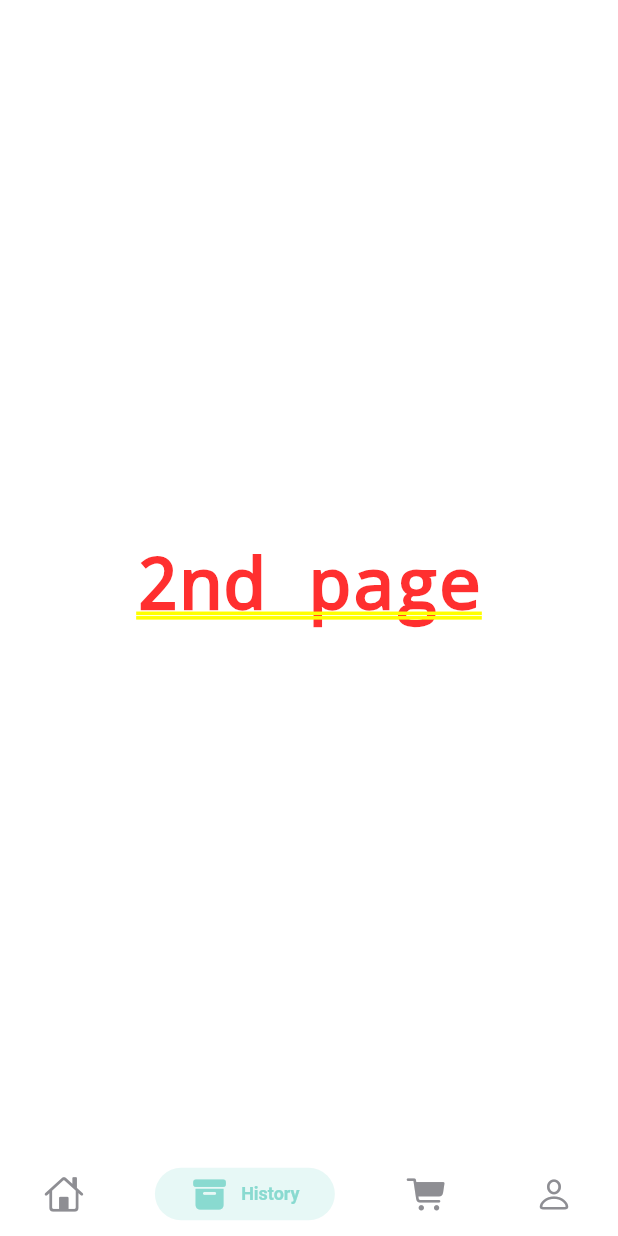
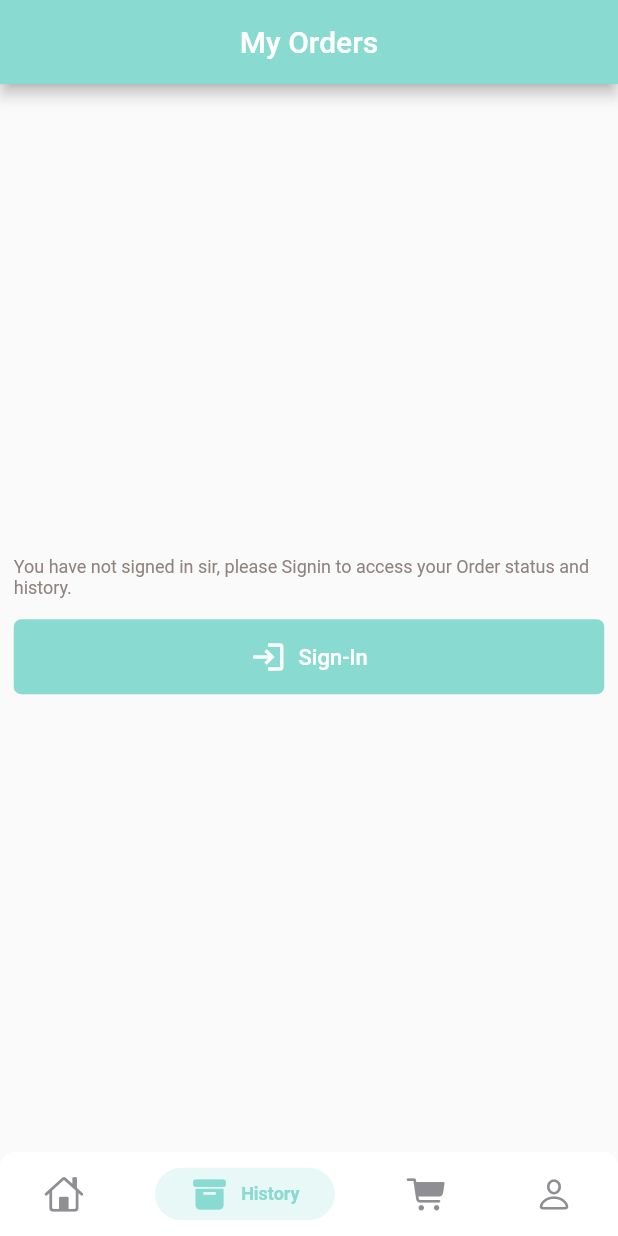
Before and after one commit to NegusNati/food_delivery_app_flutter, a Flutter app: the screen it shows after launch, item 2 of the bottom bar chosen, on a phone screen of 412 x 824 dp. Run offline on Flutter 3.47's test engine with Material 2 defaults, Android fonts, the phone set to English and light mode, and no system bars; drawn by our look-alikes of persistent_bottom_nav_bar; our stand-ins replace dots_indicator, geocoding, geolocator, get, google_maps_flutter, permission_handler and 2 more; missing offline and left inert: flutter_config, google_maps_flutter_platform_interface; accounts and stored records are empty; network calls fail.

Commit message:
carthistory and status

```diff
--- a/lib/coltrollers/order_controller.dart
+++ b/lib/coltrollers/order_controller.dart
@@ -1,4 +1,5 @@
 import 'package:food_delivery_app/data/api/repository/order_repo.dart';
+import 'package:food_delivery_app/models/order_model.dart';
 import 'package:get/get.dart';
 
 import '../models/place_order_model.dart';
@@ -8,11 +9,17 @@ class OrderController extends GetxController implements GetxService {
   OrderController({required this.orderRepo});
 
   bool _isLoading = false;
+  late List<OrderModel> _currentOrderList;
+  late List<OrderModel> _historyOrderList;
   bool get isLoading => _isLoading;
+
+  List<OrderModel> get currentOrderList => _currentOrderList;
+  List<OrderModel> get historyOrderList => _historyOrderList;
+
   Future<void> placeOrder(PlaceOrderBody placeOrder, Function callback) async {
     _isLoading = true;
     Response response = await orderRepo.placeOrder(placeOrder);
-  print("response obj : " + response.statusCode.toString());
+    print("response obj : ${response.statusCode}");
     if (response.statusCode == 200) {
       print(" in status 200, from server");
       _isLoading = false;
@@ -23,4 +30,36 @@ class OrderController extends GetxController implements GetxService {
       callback(false, response.statusText, "-1");
     }
   }
+
+  Future<void> getOrderList() async {
+    _isLoading = true;
+    Response response = await orderRepo.getOrderList();
+    if (response.statusCode == 200) {
+      _historyOrderList = [];
+      _currentOrderList = [];
+      response.body.forEach((order) {
+        OrderModel orderModel = OrderModel.fromJson(order);
+        if (orderModel.orderStatus == 'pendding' ||
+            orderModel.orderStatus == 'accepted' ||
+            orderModel.orderStatus == 'processing' ||
+            orderModel.orderStatus == 'picked_up' || orderModel.orderStatus == 'success') {
+          _currentOrderList.add(orderModel);
+          print("maybe you have a shot");
+
+
+        } else {
+          print("Not 200 buddy,time to start learning chinese");
+          _historyOrderList.add(orderModel);
+        }
+      });
+    } else {
+      _historyOrderList = [];
+      _currentOrderList = [];
+    }
+    _isLoading = false;
+          print("length : " + _currentOrderList.length.toString());
+          print("length of hist : " + _historyOrderList.length.toString());
+
+    update();
+  }
 }
--- a/lib/data/api/repository/order_repo.dart
+++ b/lib/data/api/repository/order_repo.dart
@@ -11,4 +11,7 @@ class OrderRepo {
  Future<Response> placeOrder(PlaceOrderBody placeOrder) async {
     return await apiClient.postData(AppConstants.PLACE_ORDER_URI, placeOrder.toJson());
   }
+   Future<Response> getOrderList () async {
+    return await apiClient.getData(AppConstants.GET_ORDER_LIST_URI);
+  }
 }
--- a/lib/models/order_model.dart
+++ b/lib/models/order_model.dart
@@ -82,7 +82,7 @@ class OrderModel {
 
     deliveryAddress = (json['delivery_address'] != null
         ? AddressModel.fromJson(json['delivery_address'])
-        : null)!;
+        : null);
   }
 
   Map<String, dynamic> toJson() {
--- /dev/null
+++ b/lib/pages/account/please_login.dart
@@ -0,0 +1,39 @@
+import 'package:flutter/material.dart';
+import 'package:food_delivery_app/utills/colors.dart';
+import 'package:food_delivery_app/utills/dimensions.dart';
+import 'package:food_delivery_app/widgets/big_text.dart';
+import 'package:food_delivery_app/widgets/custom_button.dart';
+import 'package:food_delivery_app/widgets/small_text.dart';
+import 'package:get/get.dart';
+
+import '../../routes/route_helper.dart';
+
+class PleaseLogin extends StatelessWidget {
+  const PleaseLogin({super.key});
+
+  @override
+  Widget build(BuildContext context) {
+    return Container(
+      margin: EdgeInsets.symmetric(horizontal: Dimensions.Width5 * 2),
+      child: Column(
+        mainAxisAlignment: MainAxisAlignment.center,
+        children: [
+          Center(
+              child: SmallText(
+            text:
+                "You have not signed in sir, please Signin to access your Order status and history. ",
+            color: AppColors.paraColor,
+          )),
+          SizedBox(
+            height: Dimensions.Height15,
+          ),
+          CustomButton(
+            buttonText: " Sign-In",
+            icon: Icons.login,
+            onPressed: () => Get.toNamed(RouteHelper.getSignIn()),
+          ),
+        ],
+      ),
+    );
+  }
+}
--- a/lib/pages/address/add_address_page.dart
+++ b/lib/pages/address/add_address_page.dart
@@ -60,7 +60,8 @@ class _AddAddressPageState extends State<AddAddressPage> {
   Widget build(BuildContext context) {
     return Scaffold(
       appBar: AppBar(
-        title: const Text("Address"),
+        centerTitle: true,
+        title: const Text("Add Your Address"),
         backgroundColor: AppColors.mainColor,
       ),
       body: GetBuilder<UserController>(builder: (userController) {
@@ -101,14 +102,14 @@ class _AddAddressPageState extends State<AddAddressPage> {
                       initialCameraPosition:
                           CameraPosition(target: _initialPosition, zoom: 17),
                       onTap: (latlang) {
-                        Get.toNamed(RouteHelper.pickAddressMapPage(), arguments: PickAddressMap(
-                          fromSignup: false,
-                          fromAddress: true,
-                          googleMapController: locationController.mapController,
-                        ));
+                        Get.toNamed(RouteHelper.pickAddressMapPage(),
+                            arguments: PickAddressMap(
+                              fromSignup: false,
+                              fromAddress: true,
+                              googleMapController:
+                                  locationController.mapController,
+                            ));
                       },
-
-
                       zoomControlsEnabled: false,
                       compassEnabled: false,
                       indoorViewEnabled: true,
--- a/lib/pages/detail/popular_food_detail.dart
+++ b/lib/pages/detail/popular_food_detail.dart
@@ -66,7 +66,7 @@ class PopularFoodDetail extends StatelessWidget {
                 children: [
                   GestureDetector(
                       onTap: () {
-                        Navigator.pop(context);
+                        Get.back();
                       },
                       child: const AppIcon(icon: Icons.arrow_back_ios)),
                   // the cart icon
--- a/lib/pages/home/home_page.dart
+++ b/lib/pages/home/home_page.dart
@@ -1,6 +1,7 @@
 import 'package:flutter/cupertino.dart';
 import 'package:flutter/material.dart';
 import 'package:food_delivery_app/pages/account/account_page.dart';
+import 'package:food_delivery_app/pages/order/order_page.dart';
 import 'package:get/get.dart';
 import 'package:permission_handler/permission_handler.dart';
 import 'package:persistent_bottom_nav_bar/persistent_tab_view.dart';
@@ -22,18 +23,18 @@ class _HomePageState extends State<HomePage> {
   int _selectedIndex = 0;
   late PersistentTabController _controller;
 
-  List pages = [
-    const MainPage(),
-    Container(
-      child: const Center(child: Text("Next Page")),
-    ),
-    Container(
-      child: const Center(child: Text("Next 2 Page")),
-    ),
-    Container(
-      child: const Center(child: Text("Next 3 Page")),
-    ),
-  ];
+  // List pages = [
+  //   const MainPage(),
+  //   Container(
+  //     child: const Center(child: Text("Next Page")),
+  //   ),
+  //   Container(
+  //     child: const Center(child: Text("Next 2 Page")),
+  //   ),
+  //   Container(
+  //     child: const Center(child: Text("Next 3 Page")),
+  //   ),
+  // ];
 
   void onTapNav(int index) {
     setState(() {
@@ -88,9 +89,7 @@ class _HomePageState extends State<HomePage> {
   List<Widget> _buildScreens() {
     return [
       const MainPage(),
-      Container(
-        child: const Center(child: Text("2nd page")),
-      ),
+      const OrderPage(),
       const CartHistory(),
       const AccountPage()
     ];
--- /dev/null
+++ b/lib/pages/order/order_page.dart
@@ -0,0 +1,72 @@
+import 'package:flutter/material.dart';
+import 'package:food_delivery_app/coltrollers/auth_controller.dart';
+import 'package:food_delivery_app/coltrollers/order_controller.dart';
+import 'package:food_delivery_app/pages/order/view_order.dart';
+import 'package:food_delivery_app/utills/colors.dart';
+import 'package:food_delivery_app/utills/dimensions.dart';
+import 'package:get/get.dart';
+
+import '../account/please_login.dart';
+
+class OrderPage extends StatefulWidget {
+  const OrderPage({super.key});
+
+  @override
+  State<OrderPage> createState() => _OrderPageState();
+}
+
+class _OrderPageState extends State<OrderPage> with TickerProviderStateMixin {
+  late TabController _tabController;
+  late bool _isLoggedIn;
+
+  @override
+  void initState() {
+    super.initState();
+    _isLoggedIn = Get.find<AuthController>().userHaveLoggedIn();
+    if (_isLoggedIn) {
+      _tabController = TabController(length: 2, vsync: this);
+      Get.find<OrderController>().getOrderList();
+    } else {}
+  }
+
+  @override
+  Widget build(BuildContext context) {
+    return Scaffold(
+      appBar: AppBar(
+        centerTitle: true,
+        title: const Text("My Orders"),
+        backgroundColor: AppColors.mainColor,
+      ),
+      body: _isLoggedIn
+          ? Column(
+              children: [
+                SizedBox(
+                  width: Dimensions.screenWidth,
+                  child: TabBar(
+                    indicatorColor: Theme.of(context).primaryColor,
+                    labelColor: Theme.of(context).primaryColor,
+                    unselectedLabelColor: Theme.of(context).disabledColor,
+                    indicatorWeight: 3,
+                    tabs: const [
+                      Tab(
+                        text: "Current",
+                      ),
+                      Tab(
+                        text: "History",
+                      ),
+                    ],
+                    controller: _tabController,
+                  ),
+                ),
+                Expanded(
+                  child: TabBarView(controller: _tabController, children: [
+                    ViewOrder(isCurrent: true),
+                    ViewOrder(isCurrent: false),
+                  ]),
+                )
+              ],
+            )
+          : PleaseLogin(),
+    );
+  }
+}
--- a/lib/pages/payment/payment_page.dart
+++ b/lib/pages/payment/payment_page.dart
@@ -138,7 +138,9 @@ class _PaymentPageState extends State<PaymentPage> {
 
       // Get.find<CartController>().clear();
       // Get.find<CartController>().removeCartSharedPreference();
-      Get.find<CartController>().addToHistory();
+
+
+      // Get.find<CartController>().addToHistory();
       Get.offAllNamed(RouteHelper.getInital());
       return Future.value(false);
     } else {
--- a/lib/utills/app_constants.dart
+++ b/lib/utills/app_constants.dart
@@ -19,6 +19,7 @@ class AppConstants {
 
 //orders
   static const String PLACE_ORDER_URI = "/api/v1/customer/order/place";
+  static const String GET_ORDER_LIST_URI = "/api/v1/customer/order/list";
 
 
 
--- a/lib/utills/dimensions.dart
+++ b/lib/utills/dimensions.dart
@@ -15,6 +15,7 @@ double heightIcon16Factor = 56.21;
 double heightfont26Factor = 34.59;
 double heightBottom120Factor = 7.49;
 double heightFont16Factor = 56.21;
+double heightFont12Factor = 60.21;
 
 class Dimensions {
   static double screenHeight = Get.height;
@@ -41,6 +42,7 @@ class Dimensions {
 //font size
   static double fontSize20 = screenHeight / height20Factor;
   static double fontSize16 = screenHeight / heightFont16Factor;
+  static double fontSize12 = screenHeight / heightFont12Factor;
   static double fontSize26 = screenHeight / heightfont26Factor;
 
   //rddius size
```
Also changed, not shown: lib/data/api/repository/cart_repo.dart (+3 -6 lines), lib/pages/account/account_page.dart (+2 -5 lines), lib/pages/cart/cart_history.dart (+40 -27 lines), lib/pages/cart/cart_page.dart (+12 -3 lines), lib/pages/order/view_order.dart (added, +150 -0 lines), lib/utills/styles.dart (added, +26 -0 lines).
